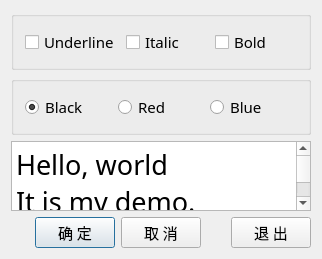
Qt form chap02GUIbasics/samp2_2VisualUI/qwdialog.ui (xiaose-code/Qt5.9Samp) before a commit.
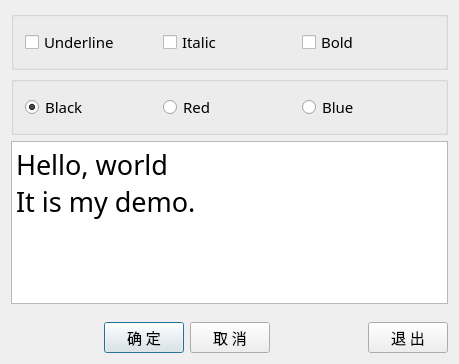
The same form after that commit.

```diff
--- a/chap02GUIbasics/samp2_2VisualUI/qwdialog.ui
+++ b/chap02GUIbasics/samp2_2VisualUI/qwdialog.ui
@@ -6,8 +6,8 @@
    <rect>
     <x>0</x>
     <y>0</y>
-    <width>322</width>
-    <height>223</height>
+    <width>459</width>
+    <height>364</height>
    </rect>
   </property>
   <property name="font">
```
